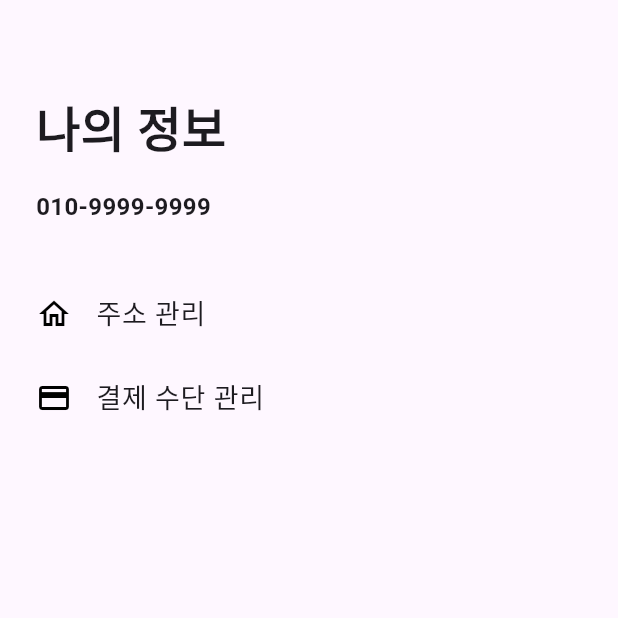
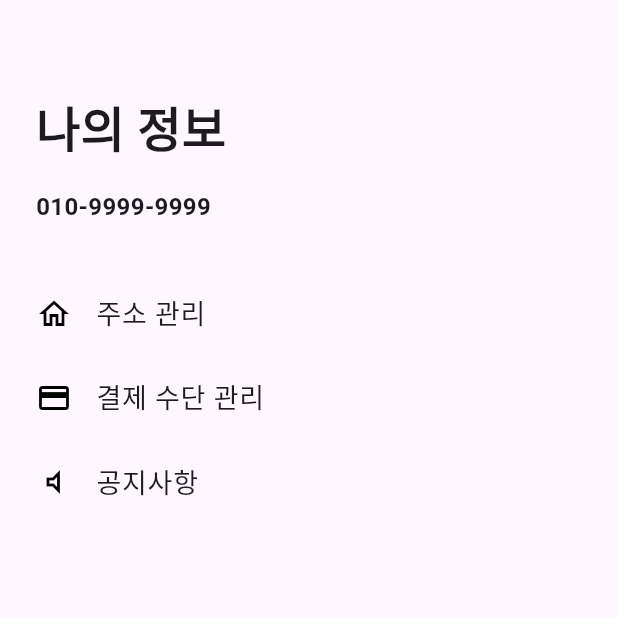
Before and after one commit to rkdand372/Miso_Starbucks, a Flutter app: the MisoFourthPage screen opened directly, on a phone screen of 412 x 824 dp, the top half of it. Run offline on Flutter 3.47's test engine with Material 3 defaults, Android fonts, the phone set to English and light mode, and no system bars.

Commit message:
add 공지사항 ListTile

```diff
--- a/lib/miso.dart
+++ b/lib/miso.dart
@@ -382,6 +382,15 @@ class MisoFourthPage extends StatelessWidget {
                   style: TextStyle(fontSize: 18, fontWeight: FontWeight.w500),
                 ),
               ),
+              ListTile(
+                onTap: () => print("공지사항 클릭 됨"),
+                contentPadding: EdgeInsets.all(0),
+                leading: Icon(Icons.volume_mute_outlined, color: Colors.black),
+                title: Text(
+                  "공지사항",
+                  style: TextStyle(fontSize: 18, fontWeight: FontWeight.w500),
+                ),
+              ),
             ],
           ),
         ),
```
